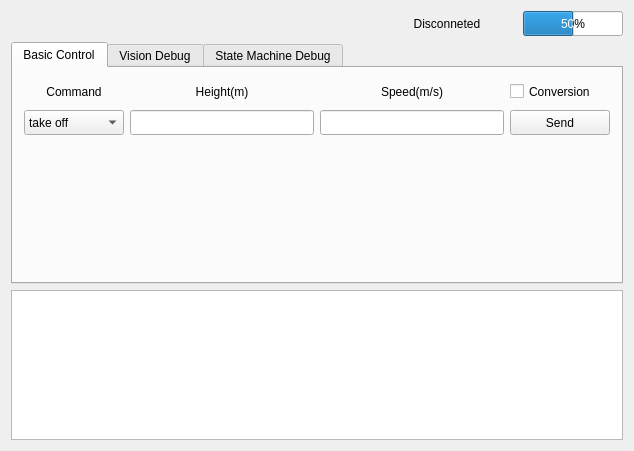
The window that ui/widget.ui (LauZanMo/whud_gui) describes before a commit, drawn with Qt 5.
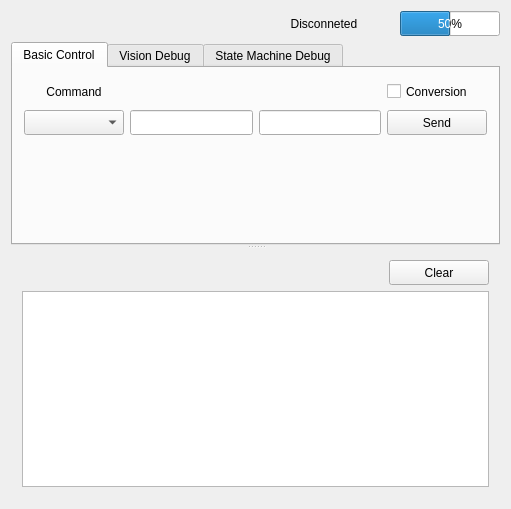
The same window after the commit.

```diff
--- a/ui/widget.ui
+++ b/ui/widget.ui
@@ -6,13 +6,15 @@
    <rect>
     <x>0</x>
     <y>0</y>
-    <width>634</width>
-    <height>451</height>
+    <width>511</width>
+    <height>509</height>
    </rect>
   </property>
   <property name="windowTitle">
    <string>Widget</string>
   </property>
+  <layout class="QHBoxLayout" name="horizontalLayout">
+   <item>
   <layout class="QGridLayout" name="gridLayout">
    <item row="0" column="0">
     <spacer name="PanelSpacer">
@@ -29,6 +31,9 @@
    </item>
    <item row="0" column="1">
     <layout class="QHBoxLayout" name="SysStatusLayout">
+       <property name="sizeConstraint">
+        <enum>QLayout::SetDefaultConstraint</enum>
+       </property>
      <item>
       <widget class="QLabel" name="ConnectLabel">
        <property name="minimumSize">
@@ -89,6 +94,10 @@
     </layout>
    </item>
    <item row="1" column="0" colspan="2">
+      <widget class="QSplitter" name="PanelSplitter">
+       <property name="orientation">
+        <enum>Qt::Vertical</enum>
+       </property>
     <widget class="QTabWidget" name="tabWidget">
      <property name="currentIndex">
       <number>0</number>
@@ -125,7 +134,7 @@
             </size>
            </property>
            <property name="text">
-            <string>Height(m)</string>
+               <string/>
            </property>
            <property name="alignment">
             <set>Qt::AlignCenter</set>
@@ -141,7 +150,7 @@
             </size>
            </property>
            <property name="text">
-            <string>Speed(m/s)</string>
+               <string/>
            </property>
            <property name="alignment">
             <set>Qt::AlignCenter</set>
@@ -169,6 +178,14 @@
              <height>25</height>
             </size>
            </property>
+              <property name="currentIndex">
+               <number>0</number>
+              </property>
+              <item>
+               <property name="text">
+                <string/>
+               </property>
+              </item>
            <item>
             <property name="text">
              <string>take off</string>
@@ -233,8 +250,8 @@
          </property>
          <property name="sizeHint" stdset="0">
           <size>
-           <width>20</width>
-           <height>128</height>
+              <width>435</width>
+              <height>92</height>
           </size>
          </property>
         </spacer>
@@ -252,8 +269,41 @@
       </attribute>
      </widget>
     </widget>
-   </item>
-   <item row="2" column="0" colspan="2">
+       <widget class="QWidget" name="">
+        <layout class="QGridLayout" name="OutputLayout">
+         <item row="0" column="0">
+          <spacer name="OutputSpacer">
+           <property name="orientation">
+            <enum>Qt::Horizontal</enum>
+           </property>
+           <property name="sizeHint" stdset="0">
+            <size>
+             <width>40</width>
+             <height>20</height>
+            </size>
+           </property>
+          </spacer>
+         </item>
+         <item row="0" column="1">
+          <widget class="QPushButton" name="ClearButton">
+           <property name="minimumSize">
+            <size>
+             <width>100</width>
+             <height>25</height>
+            </size>
+           </property>
+           <property name="maximumSize">
+            <size>
+             <width>100</width>
+             <height>25</height>
+            </size>
+           </property>
+           <property name="text">
+            <string>Clear</string>
+           </property>
+          </widget>
+         </item>
+         <item row="1" column="0" colspan="2">
     <widget class="QTextBrowser" name="OutputBrowser">
      <property name="minimumSize">
       <size>
@@ -264,10 +314,16 @@
      <property name="maximumSize">
       <size>
        <width>16777215</width>
-       <height>150</height>
+             <height>500</height>
       </size>
      </property>
     </widget>
+         </item>
+        </layout>
+       </widget>
+      </widget>
+     </item>
+    </layout>
    </item>
   </layout>
  </widget>
```
Lines whose indentation alone changed are shown as unchanged.
